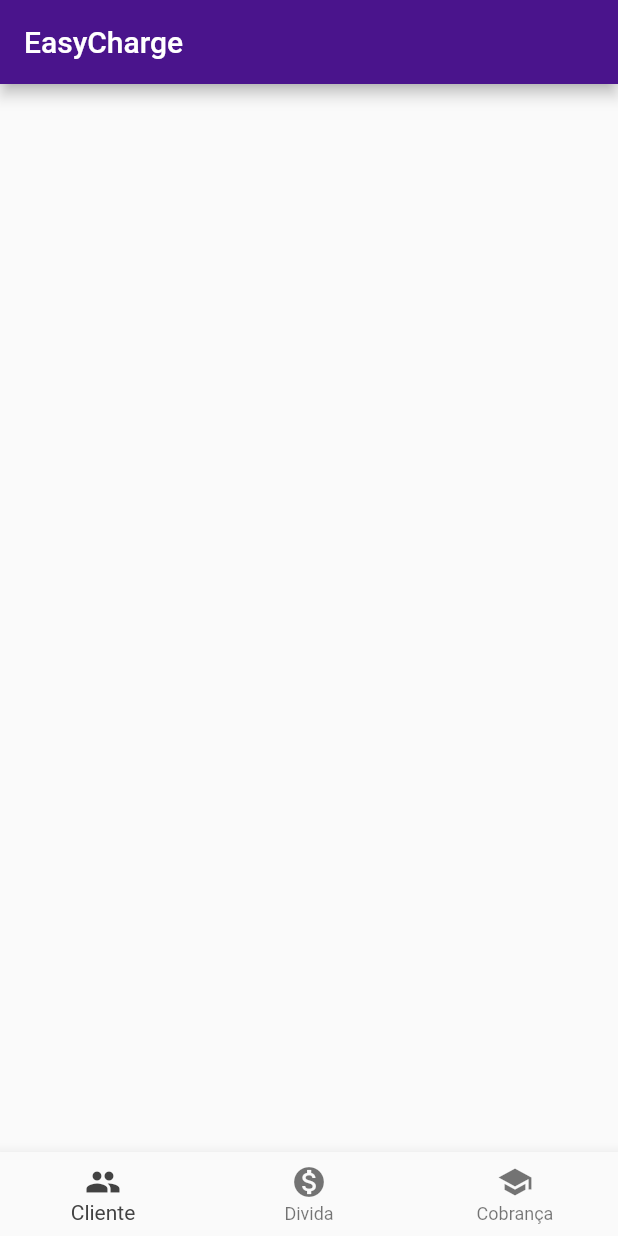
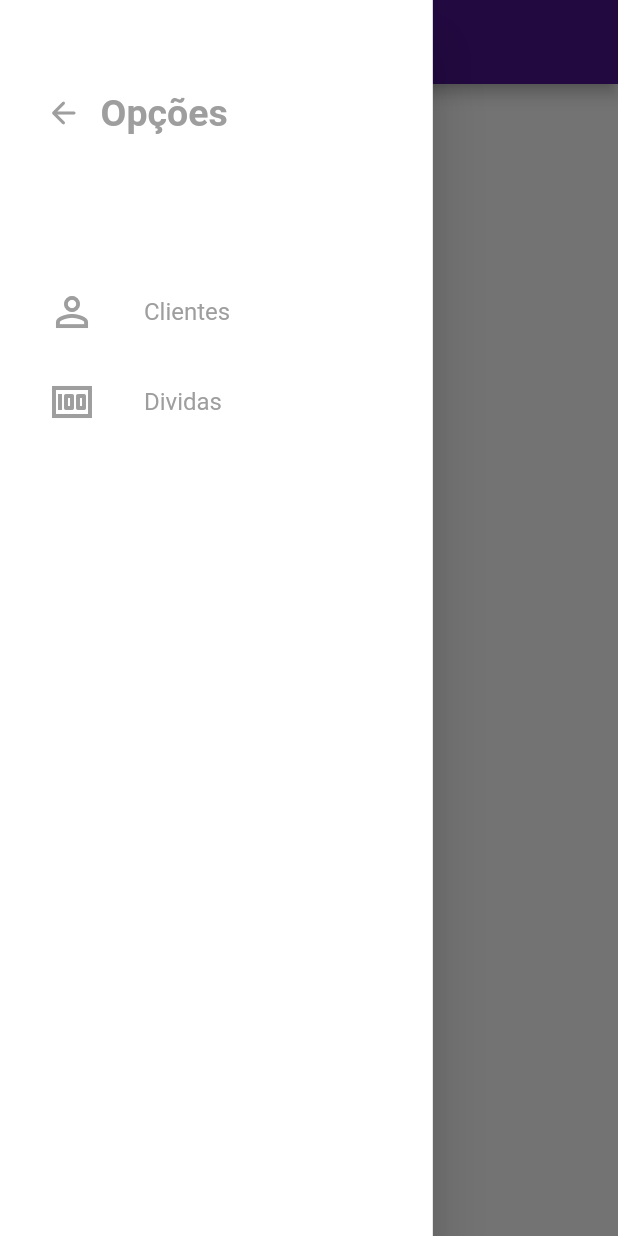
Before and after one commit to levelup-srtch/easycharge-app, a Flutter app: the screen it shows after launch, with the side drawer open (before the commit the screen has no drawer), on a phone screen of 412 x 824 dp. Run offline on Flutter 3.47's test engine with Material 2 defaults, Android fonts, the phone set to English and light mode, and no system bars; our stand-ins replace brasil_fields; missing offline and left inert: flux_validator_dart.

Commit message:
Implementação do Drawer

```diff
--- /dev/null
+++ b/lib/components/drawer.dart
@@ -0,0 +1,72 @@
+import 'package:easycharge/components/title.dart';
+import 'package:easycharge/screens/cliente/listagem.dart';
+import 'package:easycharge/screens/divida/listagem.dart';
+import 'package:flutter/material.dart';
+
+class CustomDrawer extends StatelessWidget {
+@override
+Widget build(BuildContext context) {
+  Widget _buildDrawerBack() => Container(
+    decoration: const BoxDecoration(
+        gradient: LinearGradient(
+            colors: [Colors.white, Colors.white],
+            begin: Alignment.topCenter,
+            end: Alignment.bottomCenter)),
+  );
+  return SizedBox(
+    width: MediaQuery.of(context).size.width * 0.7,
+    child: Drawer(
+      child: Stack(
+        children: <Widget>[
+          _buildDrawerBack(),
+          ListView(
+            padding: const EdgeInsets.only(left: 32.0),
+            children: <Widget>[
+              Container(
+                margin: const EdgeInsets.only(bottom: 8.0),
+                padding: const EdgeInsets.fromLTRB(0.0, 16.0, 0.0, 16.0),
+                height: 170.0,
+                child: Stack(
+                  children: <Widget>[
+                    Positioned(
+                        left: -9.7,
+                        top: 35.0,
+                        child: IconButton(
+                          alignment: Alignment.centerLeft,
+                          icon: const Icon(Icons.arrow_back_rounded),
+                          onPressed: () {
+                            Navigator.pop(context);
+                          },
+                          color: Colors.grey,
+                        )),
+                    const Positioned(
+                        left: 35.0,
+                        top: 45.0,
+                        child: Text(
+                          'Opções',
+                          style: TextStyle(
+                              fontSize: 25.0,
+                              fontWeight: FontWeight.bold,
+                              color: Colors.grey),
+                        )),
+                  ],
+                ),
+              ),
+              DrawerTitle(
+                icon: Icons.person_outline_outlined,
+                text: 'Clientes',
+                page: ListagemDeClientes(),
+              ),
+              DrawerTitle(
+                icon: Icons.money_outlined,
+                text: 'Dividas',
+                page: ListagemDeDividas(),
+              )
+            ],
+          )
+        ],
+      ),
+    ),
+  );
+}
+}
--- /dev/null
+++ b/lib/components/title.dart
@@ -0,0 +1,45 @@
+import 'package:flutter/material.dart';
+
+class DrawerTitle extends StatelessWidget {
+  final IconData icon;
+  final String text;
+  final Widget page;
+
+  const DrawerTitle(
+      {required this.icon, required this.text, required this.page});
+
+  @override
+  Widget build(BuildContext context) {
+    return Material(
+      color: Colors.transparent,
+      child: InkWell(
+        onTap: () async {
+          Navigator.of(context).push(
+            MaterialPageRoute(
+              builder: (BuildContext context) => page,
+            ),
+          );
+        },
+        child: SizedBox(
+          height: 60.0,
+          child: Row(
+            children: <Widget>[
+              Icon(
+                icon,
+                size: 32.0,
+                color: Colors.grey,
+              ),
+              const SizedBox(
+                width: 32.0,
+              ),
+              Text(
+                text,
+                style: const TextStyle(fontSize: 16.0, color: Colors.grey),
+              ),
+            ],
+          ),
+        ),
+      ),
+    );
+  }
+}
--- a/lib/main.dart
+++ b/lib/main.dart
@@ -1,6 +1,5 @@
+import 'package:easycharge/screens/dashboard.dart';
 import 'package:easycharge/state/listaDividas.dart';
-import 'package:easycharge/screens/cliente/listagem.dart';
-import 'package:easycharge/screens/divida/listagem.dart';
 import 'package:easycharge/state/wizard_cadastro_cliente.dart';
 import 'package:flutter/material.dart';
 import 'package:provider/provider.dart';
@@ -35,66 +34,66 @@ class EasychargeApp extends StatelessWidget {
             textTheme: ButtonTextTheme.primary,
           ), colorScheme: ColorScheme.fromSwatch().copyWith(secondary: Colors.purple[700])
       ),
-      home: MyStatefulWidget(),
+      home: Dashboard(),
     );
   }
 }
 
-class MyStatefulWidget extends StatefulWidget {
-  const MyStatefulWidget({Key? key}) : super(key: key);
-
-  @override
-  State<MyStatefulWidget> createState() => _MyStatefulWidgetState();
-}
-
-class _MyStatefulWidgetState extends State<MyStatefulWidget> {
-  int _selectedIndex = 0;
-
-  void _onItemTapped(int index) {
-    setState(() {
-      _selectedIndex = index;
-      if(index == 0){
-          Navigator.of(context).push(MaterialPageRoute(builder: (context) {
-            return ListagemDeClientes();
-          }));
-      }
-      if(index == 1){
-          Navigator.of(context).push(MaterialPageRoute(builder: (context) {
-            return ListagemDeDividas();
-          }));
-      }
-    });
-  }
-
-  @override
-  Widget build(BuildContext context) {
-    return Scaffold(
-      appBar: AppBar(
-        title: const Text('EasyCharge'),
-      ),
-
-      bottomNavigationBar: BottomNavigationBar(
-        items: const <BottomNavigationBarItem>[
-          BottomNavigationBarItem(
-            icon: Icon(Icons.people),
-            label: 'Cliente',
-          ),
-          BottomNavigationBarItem(
-            icon: Icon(Icons.monetization_on),
-            label: 'Divida',
-          ),
-          BottomNavigationBarItem(
-            icon: Icon(Icons.school),
-            label: 'Cobrança',
-          ),
-        ],
-        currentIndex: _selectedIndex,
-        selectedItemColor: Colors.grey[800],
-        onTap: _onItemTapped,
-      ),
-    );
-  }
-}
+// class MyStatefulWidget extends StatefulWidget {
+//   const MyStatefulWidget({Key? key}) : super(key: key);
+//
+//   @override
+//   State<MyStatefulWidget> createState() => _MyStatefulWidgetState();
+// }
+//
+// class _MyStatefulWidgetState extends State<MyStatefulWidget> {
+//   int _selectedIndex = 0;
+//
+//   void _onItemTapped(int index) {
+//     setState(() {
+//       _selectedIndex = index;
+//       if(index == 0){
+//           Navigator.of(context).push(MaterialPageRoute(builder: (context) {
+//             return ListagemDeClientes();
+//           }));
+//       }
+//       if(index == 1){
+//           Navigator.of(context).push(MaterialPageRoute(builder: (context) {
+//             return ListagemDeDividas();
+//           }));
+//       }
+//     });
+//   }
+//
+//   @override
+//   Widget build(BuildContext context) {
+//     return Scaffold(
+//       appBar: AppBar(
+//         title: const Text('EasyCharge'),
+//       ),
+//
+//       bottomNavigationBar: BottomNavigationBar(
+//         items: const <BottomNavigationBarItem>[
+//           BottomNavigationBarItem(
+//             icon: Icon(Icons.people),
+//             label: 'Cliente',
+//           ),
+//           BottomNavigationBarItem(
+//             icon: Icon(Icons.monetization_on),
+//             label: 'Divida',
+//           ),
+//           BottomNavigationBarItem(
+//             icon: Icon(Icons.school),
+//             label: 'Cobrança',
+//           ),
+//         ],
+//         currentIndex: _selectedIndex,
+//         selectedItemColor: Colors.grey[800],
+//         onTap: _onItemTapped,
+//       ),
+//     );
+//   }
+// }
 
 
 
--- /dev/null
+++ b/lib/screens/dashboard.dart
@@ -0,0 +1,17 @@
+import 'package:easycharge/components/drawer.dart';
+import 'package:flutter/material.dart';
+
+class Dashboard extends StatelessWidget {
+  @override
+  Widget build(BuildContext context) {
+    return Scaffold(
+      drawer: CustomDrawer(),
+      appBar: AppBar(
+        title: const Center(
+          child: Text('Easycharge'),
+        ),
+      ),
+
+    );
+  }
+}
```
